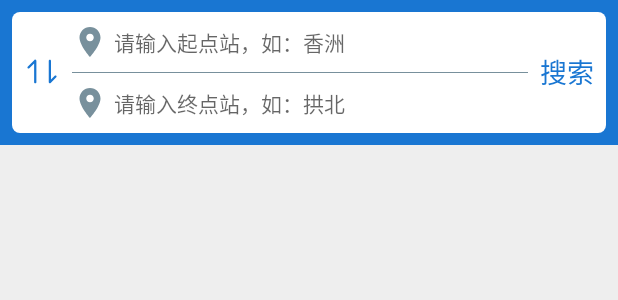
After one commit to 631250005/ZhuHaiBus, an Android app: the layout fragment_route.xml on its own in the app's theme, with its tools: preview values and no code run, on a phone screen of 412 x 824 dp. The commit adds this screen. Shown: the top 300 px of the screen. Run offline under Robolectric (Android 15) with nearby library versions, the light colour scheme and no system bars.

Commit message:
route list fragment ui design done

```diff
--- a/app/src/main/java/com/scrat/zhuhaibus/MainActivity.java
+++ b/app/src/main/java/com/scrat/zhuhaibus/MainActivity.java
@@ -11,6 +11,7 @@ import com.scrat.zhuhaibus.framework.common.BaseActivity;
 import com.scrat.zhuhaibus.framework.common.ViewAnnotation;
 import com.scrat.zhuhaibus.module.bus.list.BusListFragment;
 import com.scrat.zhuhaibus.module.news.list.NewsFragment;
+import com.scrat.zhuhaibus.module.route.RouteFragment;
 import com.scrat.zhuhaibus.module.setting.SettingFragment;
 import com.scrat.zhuhaibus.module.update.UpdateHelper;
 
@@ -24,6 +25,7 @@ public class MainActivity extends BaseActivity {
 
     private BusListFragment busListFragment;
     private SettingFragment settingFragment;
+    private RouteFragment routeFragment;
     private NewsFragment newsFragment;
     private ActivityMainBinding binding;
     private UpdateHelper updateHelper;
@@ -46,6 +48,9 @@ public class MainActivity extends BaseActivity {
                     return true;
                 case R.id.navigation_notifications:
                     switchFragment(R.id.content, settingFragment);
+                    return true;
+                case R.id.navigation_route:
+                    switchFragment(R.id.content, routeFragment);
                     return true;
             }
             return false;
@@ -91,6 +96,7 @@ public class MainActivity extends BaseActivity {
     private void initFragment() {
         busListFragment = BusListFragment.newInstance();
         settingFragment = SettingFragment.newInstance();
+        routeFragment = RouteFragment.newInstance();
         newsFragment = NewsFragment.newInstance();
     }
 }
--- /dev/null
+++ b/app/src/main/res/drawable/ic_location_on_black_blue_gray_400_24dp.xml
@@ -0,0 +1,9 @@
+<vector xmlns:android="http://schemas.android.com/apk/res/android"
+        android:width="24dp"
+        android:height="24dp"
+        android:viewportWidth="24.0"
+        android:viewportHeight="24.0">
+    <path
+        android:fillColor="@color/blue_gray_400"
+        android:pathData="M12,2C8.13,2 5,5.13 5,9c0,5.25 7,13 7,13s7,-7.75 7,-13c0,-3.87 -3.13,-7 -7,-7zM12,11.5c-1.38,0 -2.5,-1.12 -2.5,-2.5s1.12,-2.5 2.5,-2.5 2.5,1.12 2.5,2.5 -1.12,2.5 -2.5,2.5z"/>
+</vector>
--- /dev/null
+++ b/app/src/main/res/drawable/ic_order_color_primary_dark_24dp.xml
@@ -0,0 +1,12 @@
+<vector xmlns:android="http://schemas.android.com/apk/res/android"
+    android:width="24dp"
+    android:height="24dp"
+    android:viewportHeight="1024.0"
+    android:viewportWidth="1024.0">
+    <path
+        android:fillColor="@color/colorPrimaryDark"
+        android:pathData="M332.3,162.4c-12,-5 -25.7,-2.2 -34.9,6.9l-192,192c-12.5,12.5 -12.5,32.7 0,45.2s32.7,12.5 45.2,0L288,269.2 288,800c0,17.7 14.3,32 32,32s32,-14.3 32,-32L352,192C352,179.1 344.2,167.4 332.3,162.4z" />
+    <path
+        android:fillColor="@color/colorPrimaryDark"
+        android:pathData="M918.6,617.4c-12.5,-12.5 -32.7,-12.5 -45.2,0L768,722.8 768,192c0,-17.7 -14.3,-32 -32,-32s-32,14.3 -32,32l0,608c0,12.9 7.8,24.6 19.7,29.6C727.7,831.2 731.9,832 736,832c8.3,0 16.5,-3.3 22.6,-9.4l160,-160C931.1,650.1 931.1,629.9 918.6,617.4z" />
+</vector>
--- /dev/null
+++ b/app/src/main/res/layout/fragment_route.xml
@@ -0,0 +1,83 @@
+<?xml version="1.0" encoding="utf-8"?>
+<layout xmlns:android="http://schemas.android.com/apk/res/android"
+    xmlns:app="http://schemas.android.com/apk/res-auto">
+
+    <LinearLayout
+        android:layout_width="match_parent"
+        android:layout_height="match_parent"
+        android:orientation="vertical">
+
+        <FrameLayout
+            android:layout_width="match_parent"
+            android:layout_height="wrap_content"
+            android:background="@color/colorPrimaryDark">
+
+            <LinearLayout
+                android:layout_width="match_parent"
+                android:layout_height="wrap_content"
+                android:layout_margin="8dp"
+                android:background="@drawable/bg_c08_5dp"
+                android:gravity="center_vertical"
+                android:orientation="horizontal">
+
+                <ImageButton
+                    android:id="@+id/order"
+                    android:layout_width="wrap_content"
+                    android:layout_height="80dp"
+                    android:background="@null"
+                    android:contentDescription="@null"
+                    android:paddingLeft="8dp"
+                    android:paddingRight="8dp"
+                    app:srcCompat="@drawable/ic_order_color_primary_dark_24dp" />
+
+                <LinearLayout
+                    android:layout_width="0dp"
+                    android:layout_height="wrap_content"
+                    android:layout_weight="1"
+                    android:orientation="vertical">
+
+                    <TextView
+                        android:id="@+id/start"
+                        style="@style/RouteFragmentSearchView"
+                        android:hint="@string/route_start_hint" />
+
+                    <View
+                        android:layout_width="match_parent"
+                        android:layout_height="1px"
+                        android:background="@color/blue_gray_400" />
+
+                    <TextView
+                        android:id="@+id/end"
+                        style="@style/RouteFragmentSearchView"
+                        android:hint="@string/route_end_hint" />
+                </LinearLayout>
+
+                <TextView
+                    android:id="@+id/search"
+                    android:layout_width="wrap_content"
+                    android:layout_height="80dp"
+                    android:layout_marginLeft="8dp"
+                    android:layout_marginRight="8dp"
+                    android:gravity="center"
+                    android:text="@string/search_hint"
+                    android:textColor="@color/colorPrimaryDark"
+                    android:textSize="18sp" />
+
+            </LinearLayout>
+
+        </FrameLayout>
+
+        <ScrollView
+            android:layout_width="match_parent"
+            android:layout_height="0dp"
+            android:layout_weight="1"
+            android:fillViewport="true">
+
+            <RelativeLayout
+                android:id="@+id/list"
+                android:layout_width="match_parent"
+                android:layout_height="wrap_content" />
+        </ScrollView>
+
+    </LinearLayout>
+</layout>
--- a/app/src/main/res/values-v21/styles.xml
+++ b/app/src/main/res/values-v21/styles.xml
@@ -59,4 +59,17 @@
         <item name="android:textSize">17sp</item>
     </style>
 
+    <style name="RouteFragmentSearchView">
+        <item name="android:layout_width">match_parent</item>
+        <item name="android:layout_height">40dp</item>
+        <item name="android:clickable">true</item>
+        <item name="android:focusable">true</item>
+        <item name="android:foreground">?android:attr/selectableItemBackground</item>
+        <item name="android:gravity">center_vertical</item>
+        <item name="android:singleLine">true</item>
+        <item name="android:textColor">@color/blue_gray_400</item>
+        <item name="android:drawablePadding">4dp</item>
+        <item name="android:drawableLeft">@drawable/ic_location_on_black_blue_gray_400_24dp</item>
+    </style>
+
 </resources>
--- a/app/src/main/res/values/strings.xml
+++ b/app/src/main/res/values/strings.xml
@@ -1,6 +1,7 @@
 <resources>
     <string name="app_name">晴天公交(珠海)</string>
     <string name="title_home">实时公交</string>
+    <string name="route">路线</string>
     <string name="discovery">发现</string>
     <string name="title_notifications">设置</string>
 
@@ -45,4 +46,6 @@
     <string name="price_tip">票价：%1$s 元，营运时间：%2$s ～ %3$s</string>
     <string name="del_bus_line_tip">确定删除 "%1$s 开往 %2$s" ？</string>
     <string name="search_result_count">共搜出 %1$d 条结果</string>
+    <string name="route_start_hint">请输入起点站，如：香洲</string>
+    <string name="route_end_hint">请输入终点站，如：拱北</string>
 </resources>
--- a/app/src/main/res/values/styles.xml
+++ b/app/src/main/res/values/styles.xml
@@ -19,6 +19,11 @@
 
     <style name="SplashTheme" parent="Theme.AppCompat.DayNight.NoActionBar">
         <item name="android:windowBackground">@drawable/bg_splash</item>
+    </style>
+
+    <style name="CustomTabText" parent="TextAppearance.Design.Tab">
+        <item name="android:textSize">15sp</item>
+        <item name="android:textAllCaps">true</item>
     </style>
 
     <style name="PopupIosDialogBtn">
@@ -90,4 +95,15 @@
         <item name="android:textSize">17sp</item>
     </style>
 
+    <style name="RouteFragmentSearchView">
+        <item name="android:layout_width">match_parent</item>
+        <item name="android:layout_height">40dp</item>
+        <item name="android:clickable">true</item>
+        <item name="android:focusable">true</item>
+        <item name="android:foreground">?android:attr/selectableItemBackground</item>
+        <item name="android:gravity">center_vertical</item>
+        <item name="android:singleLine">true</item>
+        <item name="android:textColor">@color/blue_gray_400</item>
+    </style>
+
 </resources>
```
Also changed, not shown: app/src/main/java/com/scrat/zhuhaibus/framework/common/BaseFragmentPagerAdapter.java (added, +51 -0 lines), app/src/main/java/com/scrat/zhuhaibus/module/route/RouteFragment.java (added, +33 -0 lines), app/src/main/res/drawable/ic_bus_fill_black_24dp.xml (added, +9 -0 lines), app/src/main/res/drawable/ic_round_transfer_fill_black_24dp.xml (added, +9 -0 lines), app/src/main/res/menu/navigation.xml (+6 -1 lines), 2 other files.
